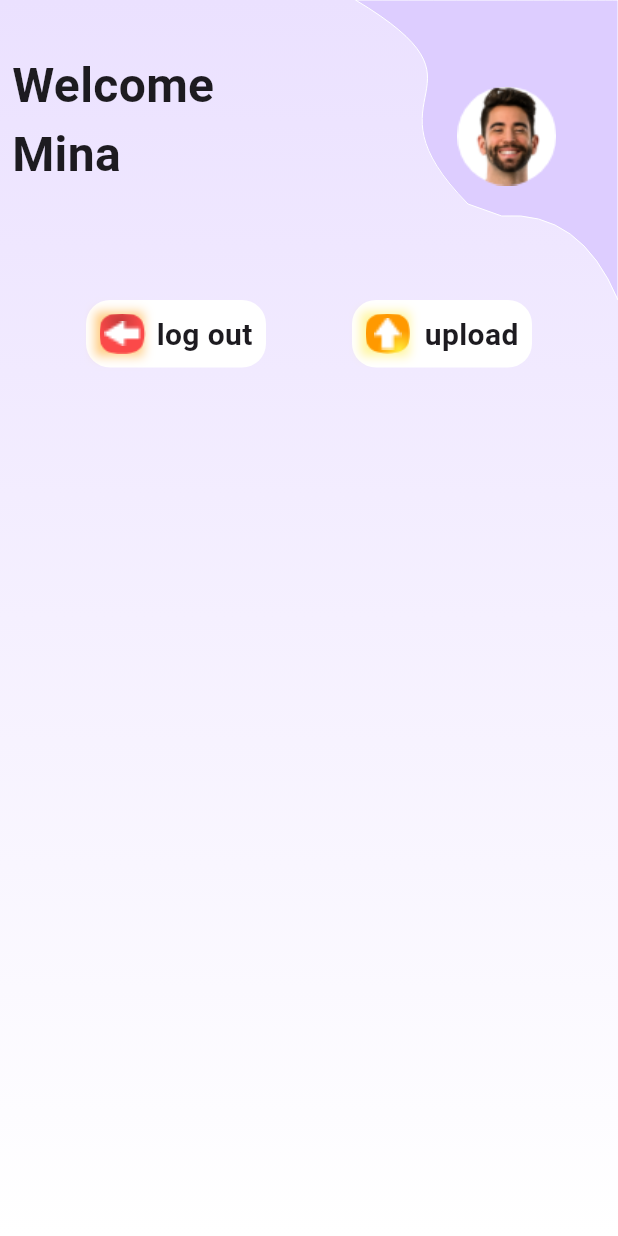
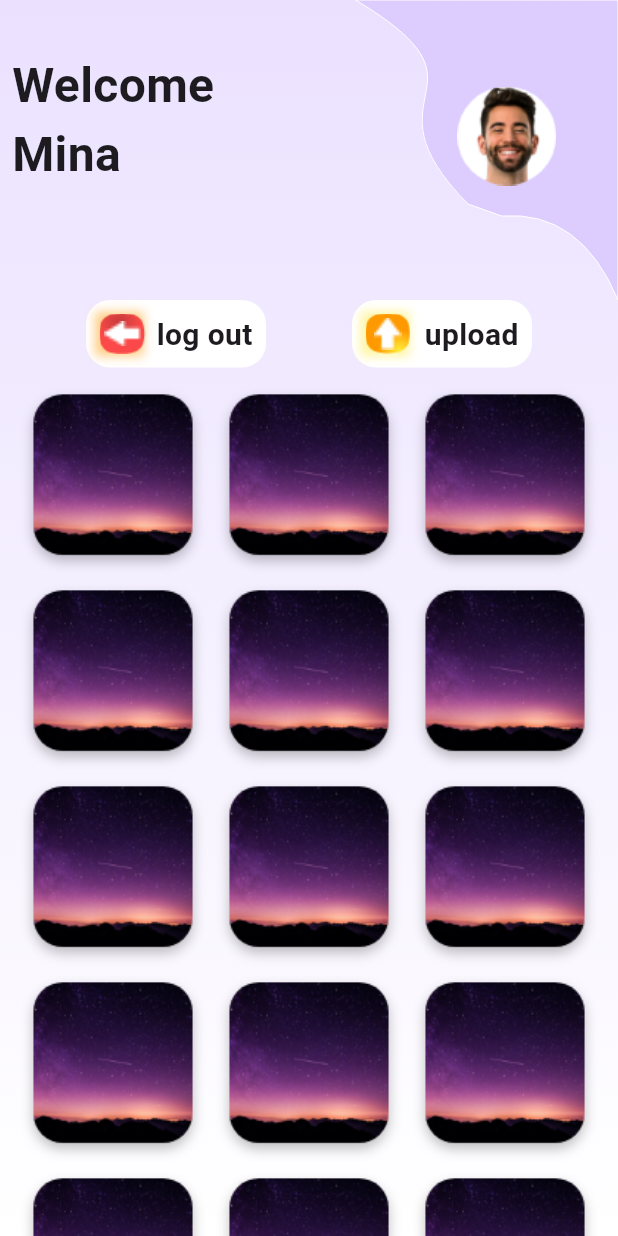
Before and after one commit to MustafaSheeha/ProMinaTask, a Flutter app: the HomeView screen opened by its route, on a phone screen of 412 x 824 dp. Run offline on Flutter 3.47's test engine with Material 3 defaults, Android fonts, the phone set to English and light mode, and no system bars; our stand-ins replace dio, get, shared_preferences; accounts and stored records are empty; project files that could hold a hidden picture were left out.

Commit message:
Add Image Gallery Widget to Home View.

```diff
--- a/lib/features/home/view/home_view.dart
+++ b/lib/features/home/view/home_view.dart
@@ -1,6 +1,9 @@
 import 'package:flutter/material.dart';
 import 'package:get/get.dart';
 import 'package:promina_gallery_task/core/constants/app_colors.dart';
+import 'package:promina_gallery_task/core/constants/assets.dart';
+import '../../../core/widgets/vertical_space.dart';
+import 'widgets/image_gellary_widget.dart';
 import 'widgets/logout_upload_row_widget.dart';
 import 'widgets/user_profile_pic_widget.dart';
 import 'widgets/welcome_user_widget.dart';
@@ -31,7 +34,9 @@ class HomeView extends StatelessWidget {
               UserProfilePicWidget(),
             ],
           ),
-          LogoutUploadRowWidget()
+          LogoutUploadRowWidget(),
+          VerticalSpace(10),
+          ImageGellaryWidget()
         ],
       ),
     )));
--- /dev/null
+++ b/lib/features/home/view/widgets/image_gellary_widget.dart
@@ -0,0 +1,35 @@
+import 'package:flutter/material.dart';
+
+import '../../../../core/constants/assets.dart';
+
+class ImageGellaryWidget extends StatelessWidget {
+  const ImageGellaryWidget({
+    super.key,
+  });
+
+  @override
+  Widget build(BuildContext context) {
+    return Expanded(
+      child: Padding(
+        padding: const EdgeInsets.symmetric(horizontal: 10),
+        child: GridView(
+          gridDelegate: const SliverGridDelegateWithFixedCrossAxisCount(
+              crossAxisCount: 3),
+          children: [
+            ...List.generate(
+              15,
+              (index) {
+                return Container(
+                  decoration: const BoxDecoration(
+                      image: DecorationImage(
+                          image: AssetImage(Assets
+                              .imagesVincentiuSolomonLn5drpvImIUnsplash))),
+                );
+              },
+            )
+          ],
+        ),
+      ),
+    );
+  }
+}
```
